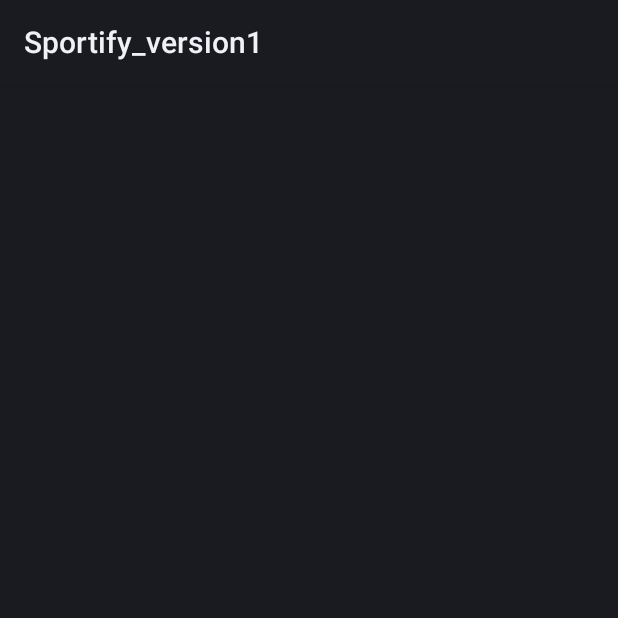
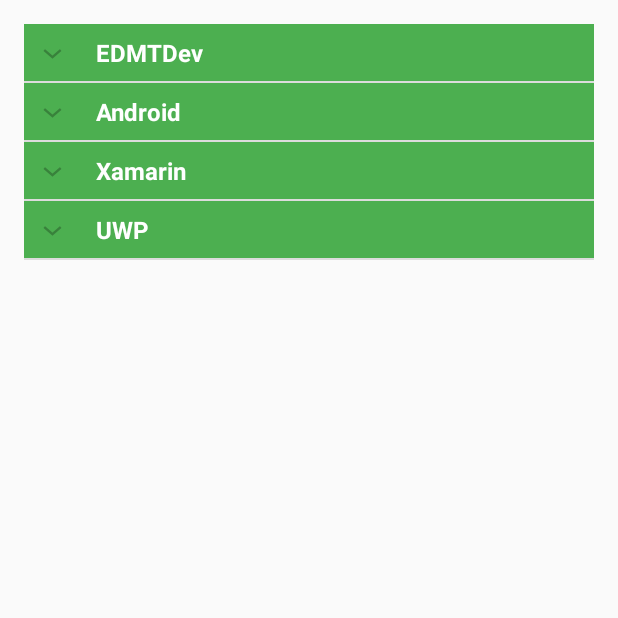
Before and after one commit to ashutosh15017/Sportify_version1, an Android app: the Suggestion_Coordinator screen opened directly, with no data from a screen before it, on a phone screen of 412 x 824 dp, the top half of it. Run offline under Robolectric (Android 15) with nearby library versions, the phone set to English and light mode, and no system bars; our stand-ins replace Firebase (no records; nobody signed in at launch, a user with empty details on screens opened directly).

Commit message:
sexy ui for suggestions, but no data loaded yet

```diff
--- a/app/src/main/AndroidManifest.xml
+++ b/app/src/main/AndroidManifest.xml
@@ -47,7 +47,8 @@
         <activity
             android:name=".Attendance_Clicked"
             android:theme="@style/AppTheme.NoActionBar" />
-        <activity android:name=".Suggestion_Coordinator"></activity>
+        <activity android:name=".Suggestion_Coordinator"
+            android:theme="@style/AppTheme.NoActionBar"></activity>
     </application>
 
 </manifest>
--- /dev/null
+++ b/app/src/main/java/com/example/ishmeetkaur/sportify_version1/ExpandableListAdapter.java
@@ -0,0 +1,100 @@
+package com.example.ishmeetkaur.sportify_version1;
+
+import android.widget.BaseExpandableListAdapter;
+import android.content.Context;
+import android.graphics.Typeface;
+import android.view.LayoutInflater;
+import android.view.View;
+import android.view.ViewGroup;
+import android.widget.BaseExpandableListAdapter;
+import android.widget.TextView;
+
+import org.w3c.dom.Text;
+
+import java.util.HashMap;
+import java.util.List;
+
+/**
+ * Created by shubzz on 15/4/18.
+ */
+
+public class ExpandableListAdapter extends BaseExpandableListAdapter
+{
+    private Context context;
+    private List<String> listDataHeader;
+    private HashMap<String,List<String>> listHashMap;
+
+    public ExpandableListAdapter(Context context, List<String> listDataHeader, HashMap<String, List<String>> listHashMap) {
+        this.context = context;
+        this.listDataHeader = listDataHeader;
+        this.listHashMap = listHashMap;
+    }
+
+    @Override
+    public int getGroupCount() {
+        return listDataHeader.size();
+    }
+
+    @Override
+    public int getChildrenCount(int i) {
+        return listHashMap.get(listDataHeader.get(i)).size();
+    }
+
+    @Override
+    public Object getGroup(int i) {
+        return listDataHeader.get(i);
+    }
+
+    @Override
+    public Object getChild(int i, int i1) {
+        return listHashMap.get(listDataHeader.get(i)).get(i1); // i = Group Item , i1 = ChildItem
+    }
+
+    @Override
+    public long getGroupId(int i) {
+        return i;
+    }
+
+    @Override
+    public long getChildId(int i, int i1) {
+        return i1;
+    }
+
+    @Override
+    public boolean hasStableIds() {
+        return false;
+    }
+
+    @Override
+    public View getGroupView(int i, boolean b, View view, ViewGroup viewGroup) {
+        String headerTitle = (String)getGroup(i);
+        if(view == null)
+        {
+            LayoutInflater inflater = (LayoutInflater)this.context.getSystemService(Context.LAYOUT_INFLATER_SERVICE);
+            view = inflater.inflate(R.layout.list_group,null);
+        }
+        TextView lblListHeader = (TextView)view.findViewById(R.id.lblListHeader);
+        lblListHeader.setTypeface(null, Typeface.BOLD);
+        lblListHeader.setText(headerTitle);
+        return view;
+    }
+
+    @Override
+    public View getChildView(int i, int i1, boolean b, View view, ViewGroup viewGroup) {
+        final String childText = (String)getChild(i,i1);
+        if(view == null)
+        {
+            LayoutInflater inflater = (LayoutInflater)this.context.getSystemService(Context.LAYOUT_INFLATER_SERVICE);
+            view = inflater.inflate(R.layout.list_item,null);
+        }
+
+        TextView txtListChild = (TextView)view.findViewById(R.id.lblListItem);
+        txtListChild.setText(childText);
+        return view;
+    }
+
+    @Override
+    public boolean isChildSelectable(int i, int i1) {
+        return true;
+    }
+}
--- a/app/src/main/java/com/example/ishmeetkaur/sportify_version1/Fragment_mysports.java
+++ b/app/src/main/java/com/example/ishmeetkaur/sportify_version1/Fragment_mysports.java
@@ -84,7 +84,7 @@ public class Fragment_mysports extends Fragment {
         button22.setOnClickListener(new View.OnClickListener() {
             @Override
             public void onClick(View v) {
-                Intent i = new Intent(getActivity(),Attendance.class);
+                Intent i = new Intent(getActivity(),Suggestion_Coordinator.class);
                 startActivity(i);
             }
         });
--- a/app/src/main/java/com/example/ishmeetkaur/sportify_version1/Suggestion_Coordinator.java
+++ b/app/src/main/java/com/example/ishmeetkaur/sportify_version1/Suggestion_Coordinator.java
@@ -12,6 +12,14 @@ import com.google.firebase.database.DatabaseReference;
 import com.google.firebase.database.FirebaseDatabase;
 
 import java.util.ArrayList;
+import android.support.v7.app.AppCompatActivity;
+import android.os.Bundle;
+import android.widget.ExpandableListView;
+
+import java.util.ArrayList;
+import java.util.HashMap;
+import java.util.List;
+
 
 public class Suggestion_Coordinator extends AppCompatActivity
 {
@@ -24,6 +32,12 @@ public class Suggestion_Coordinator extends AppCompatActivity
     private ArrayList<String> query_type3 = new ArrayList<>();
     private ArrayList<String> query_type4 = new ArrayList<>();
 
+    private ExpandableListView listView;
+    private ExpandableListAdapter listAdapter;
+    private List<String> listDataHeader;
+    private HashMap<String,List<String>> listHash;
+
+
     @Override
     protected void onCreate(Bundle savedInstanceState)
     {
@@ -32,6 +46,10 @@ public class Suggestion_Coordinator extends AppCompatActivity
 
         getFirebaseData();
 
+        listView = (ExpandableListView)findViewById(R.id.lvExp);
+        initData();
+        listAdapter = new ExpandableListAdapter(this,listDataHeader,listHash);
+        listView.setAdapter(listAdapter);
     }
 
     void getFirebaseData()
@@ -92,4 +110,40 @@ public class Suggestion_Coordinator extends AppCompatActivity
 
 
     }
+
+    private void initData() {
+        listDataHeader = new ArrayList<>();
+        listHash = new HashMap<>();
+
+        listDataHeader.add("EDMTDev");
+        listDataHeader.add("Android");
+        listDataHeader.add("Xamarin");
+        listDataHeader.add("UWP");
+
+        List<String> edmtDev = new ArrayList<>();
+        edmtDev.add("This is Expandable ListView");
+
+        List<String> androidStudio = new ArrayList<>();
+        androidStudio.add("Expandable ListView");
+        androidStudio.add("Google Map");
+        androidStudio.add("Chat Application");
+        androidStudio.add("Firebase ");
+
+        List<String> xamarin = new ArrayList<>();
+        xamarin.add("Xamarin Expandable ListView");
+        xamarin.add("Xamarin Google Map");
+        xamarin.add("Xamarin Chat Application");
+        xamarin.add("Xamarin Firebase ");
+
+        List<String> uwp = new ArrayList<>();
+        uwp.add("UWP Expandable ListView");
+        uwp.add("UWP Google Map");
+        uwp.add("UWP Chat Application");
+        uwp.add("UWP Firebase ");
+
+        listHash.put(listDataHeader.get(0),edmtDev);
+        listHash.put(listDataHeader.get(1),androidStudio);
+        listHash.put(listDataHeader.get(2),xamarin);
+        listHash.put(listDataHeader.get(3),uwp);
+    }
 }
--- a/app/src/main/java/com/example/ishmeetkaur/sportify_version1/Suggestion_class.java
+++ b/app/src/main/java/com/example/ishmeetkaur/sportify_version1/Suggestion_class.java
@@ -8,6 +8,11 @@ public class Suggestion_class
 {
     private int Type;
     private String Text;
+
+    public Suggestion_class()
+    {
+
+    }
 
     public Suggestion_class(int t, String c)
     {
--- a/app/src/main/res/layout/activity_suggestion__coordinator.xml
+++ b/app/src/main/res/layout/activity_suggestion__coordinator.xml
@@ -1,9 +1,21 @@
 <?xml version="1.0" encoding="utf-8"?>
-<android.support.constraint.ConstraintLayout xmlns:android="http://schemas.android.com/apk/res/android"
+<RelativeLayout xmlns:android="http://schemas.android.com/apk/res/android"
     xmlns:app="http://schemas.android.com/apk/res-auto"
     xmlns:tools="http://schemas.android.com/tools"
     android:layout_width="match_parent"
     android:layout_height="match_parent"
+    android:id="@+id/activity_main"
+    android:paddingBottom="@dimen/activity_vertical_margin"
+    android:paddingLeft="@dimen/activity_horizontal_margin"
+    android:paddingRight="@dimen/activity_horizontal_margin"
+    android:paddingTop="@dimen/activity_vertical_margin"
     tools:context="com.example.ishmeetkaur.sportify_version1.Suggestion_Coordinator">
 
-</android.support.constraint.ConstraintLayout>
+    <ExpandableListView
+        android:id="@+id/lvExp"
+        android:layout_width="match_parent"
+        android:layout_height="match_parent">
+
+    </ExpandableListView>
+
+</RelativeLayout>
--- /dev/null
+++ b/app/src/main/res/layout/list_group.xml
@@ -0,0 +1,16 @@
+<?xml version="1.0" encoding="utf-8"?>
+<LinearLayout xmlns:android="http://schemas.android.com/apk/res/android"
+    android:orientation="vertical" android:layout_width="match_parent"
+    android:padding="8dp"
+    android:background="@color/colorPrimary"
+    android:layout_height="wrap_content">
+
+    <TextView
+        android:id="@+id/lblListHeader"
+        android:paddingLeft="?android:attr/expandableListPreferredItemPaddingLeft"
+        android:textSize="16dp"
+        android:textColor="@android:color/white"
+        android:layout_width="match_parent"
+        android:layout_height="wrap_content" />
+
+</LinearLayout>
```
Also changed, not shown: app/src/main/res/layout/list_item.xml (added, +15 -0 lines).
